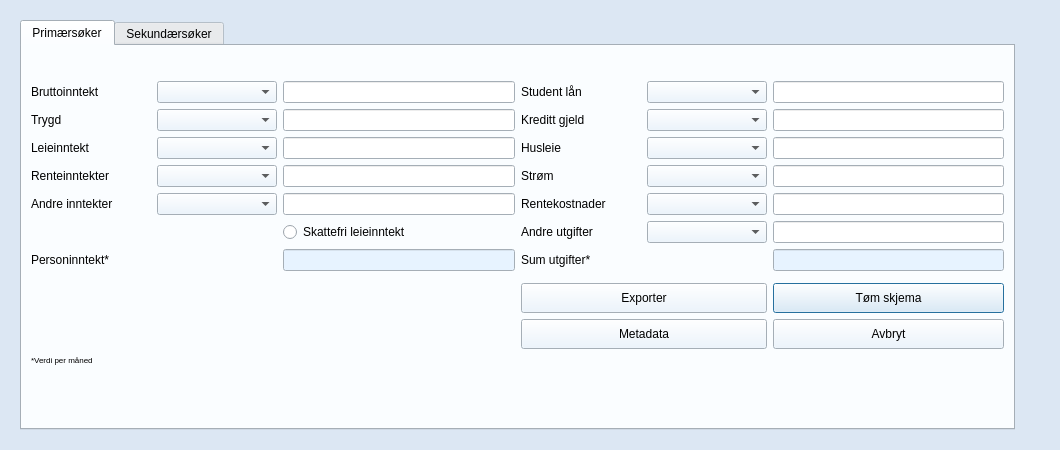
seemir/stressa, file source/ui/views/forms/budget_form.ui: the form before one commit.
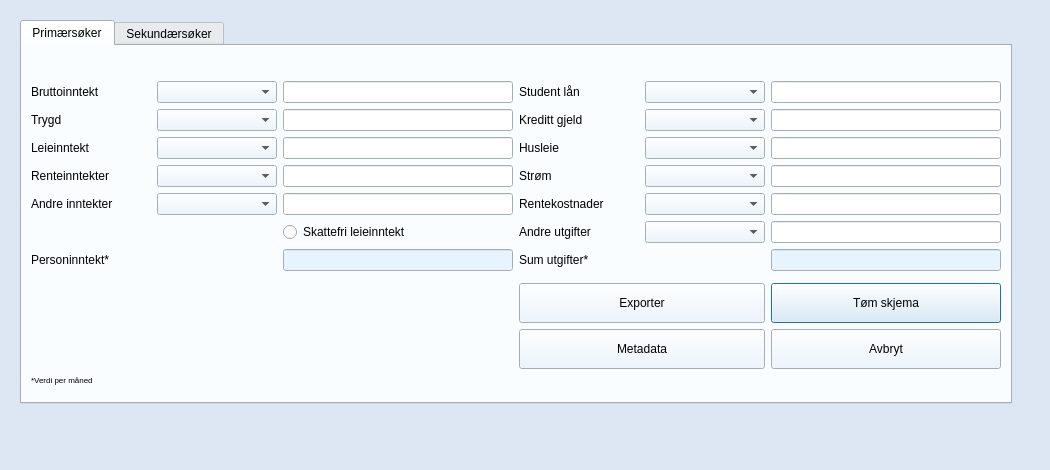
The form after the commit. Icons and pictures are not drawn.

Commit message: Finished `BudgetModel` and `BudgetView`

The edit to the form file:
```diff
--- a/source/ui/views/forms/budget_form.ui
+++ b/source/ui/views/forms/budget_form.ui
@@ -6,8 +6,8 @@
    <rect>
     <x>0</x>
     <y>0</y>
-    <width>1060</width>
-    <height>450</height>
+    <width>1050</width>
+    <height>470</height>
    </rect>
   </property>
   <property name="sizePolicy">
@@ -18,8 +18,8 @@
   </property>
   <property name="minimumSize">
    <size>
-    <width>1060</width>
-    <height>450</height>
+    <width>1050</width>
+    <height>470</height>
    </size>
   </property>
   <property name="maximumSize">
@@ -462,6 +462,12 @@
   <layout class="QGridLayout" name="gridLayout">
    <item row="0" column="0">
     <widget class="QScrollArea" name="scrollArea">
+     <property name="sizePolicy">
+      <sizepolicy hsizetype="Preferred" vsizetype="Preferred">
+       <horstretch>0</horstretch>
+       <verstretch>0</verstretch>
+      </sizepolicy>
+     </property>
      <property name="frameShape">
       <enum>QFrame::NoFrame</enum>
      </property>
@@ -473,8 +479,8 @@
        <rect>
         <x>0</x>
         <y>0</y>
-        <width>1042</width>
-        <height>432</height>
+        <width>1032</width>
+        <height>452</height>
        </rect>
       </property>
       <property name="palette">
@@ -896,14 +902,14 @@
        <item row="0" column="0">
         <widget class="QTabWidget" name="tab_widget_budget">
          <property name="sizePolicy">
-          <sizepolicy hsizetype="Fixed" vsizetype="Expanding">
+          <sizepolicy hsizetype="Preferred" vsizetype="Fixed">
            <horstretch>0</horstretch>
            <verstretch>0</verstretch>
           </sizepolicy>
          </property>
          <property name="minimumSize">
           <size>
-           <width>995</width>
+           <width>0</width>
            <height>0</height>
           </size>
          </property>
@@ -1934,7 +1940,7 @@
              <property name="minimumSize">
               <size>
                <width>0</width>
-               <height>30</height>
+               <height>40</height>
               </size>
              </property>
              <property name="focusPolicy">
@@ -1957,7 +1963,7 @@
              <property name="minimumSize">
               <size>
                <width>0</width>
-               <height>30</height>
+               <height>40</height>
               </size>
              </property>
              <property name="focusPolicy">
@@ -2167,7 +2173,7 @@
              <property name="minimumSize">
               <size>
                <width>0</width>
-               <height>30</height>
+               <height>40</height>
               </size>
              </property>
              <property name="focusPolicy">
@@ -2187,7 +2193,7 @@
              <property name="minimumSize">
               <size>
                <width>0</width>
-               <height>30</height>
+               <height>40</height>
               </size>
              </property>
              <property name="focusPolicy">
```
Left out of the diff: 8 changed lines with no effect on the pictures. The commit also changes 15 other files.
